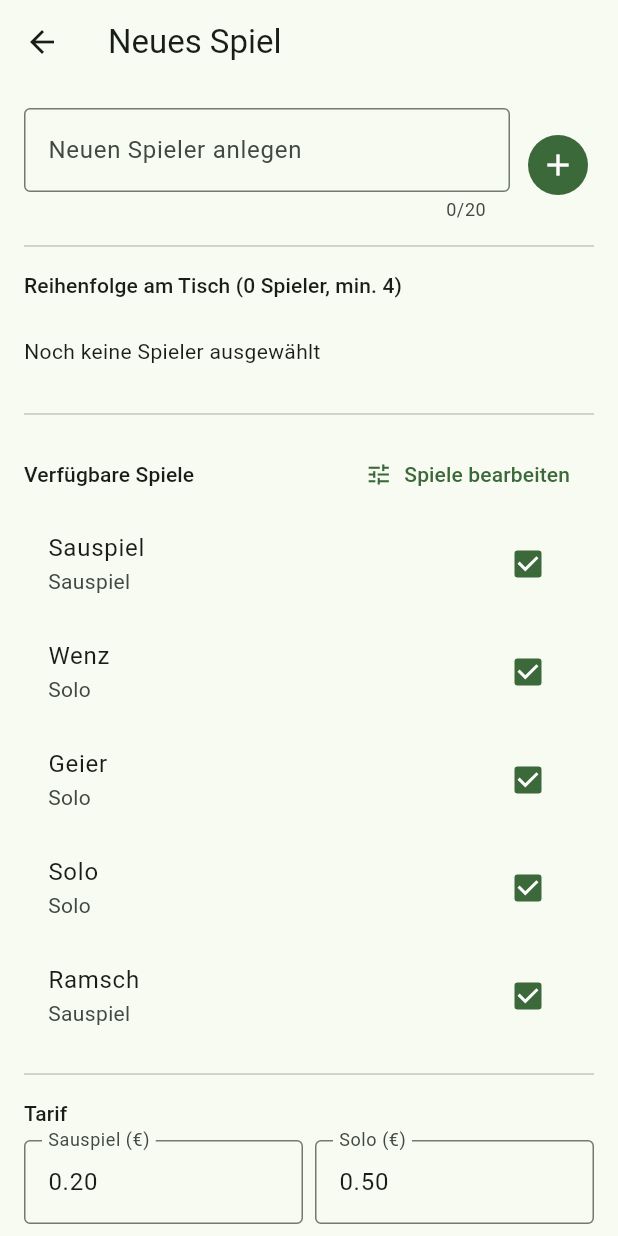
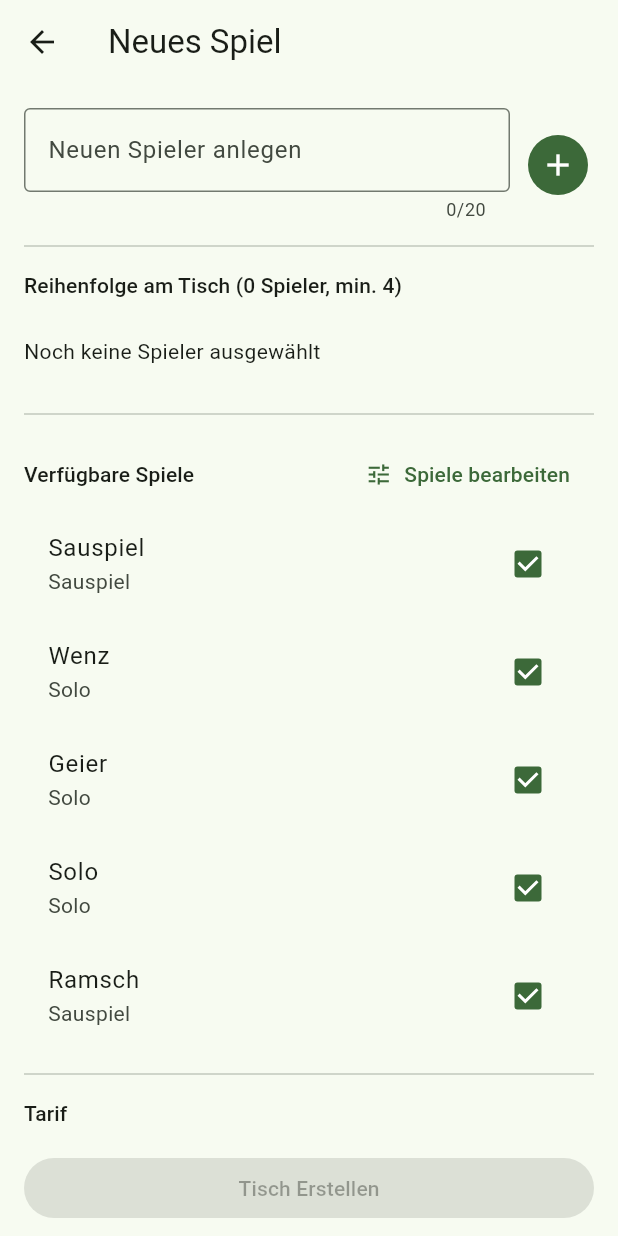
Before and after one commit to kingapfelbaum-web/schafkopf_zaehler, a Flutter app: the screen it shows after launch, after a tap on "Neues Spiel", on a phone screen of 412 x 824 dp. Run offline on Flutter 3.47's test engine with Material 3 defaults, Android fonts, the phone set to English and light mode, and no system bars; our stand-ins replace package_info_plus, share_plus, shared_preferences; network calls fail.

```diff
--- a/lib/main.dart
+++ b/lib/main.dart
@@ -62,76 +62,6 @@ class HomeScreen extends StatefulWidget {
 class _HomeScreenState extends State<HomeScreen> {
   int _index = 0;
   UpdateInfo? _updateInfo;
-
-  static const _screens = [
-    AktiveSpieleScreen(),
-    StatistikScreen(),
-    EinstellungenScreen(),
-  ];
-
-  @override
-  Widget build(BuildContext context) {
-    return Scaffold(
-      appBar: _updateInfo != null
-          ? AppBar(
-        title: null,
-        actions: [
-          Padding(
-            padding: const EdgeInsets.only(right: 8),
-            child: TextButton.icon(
-              onPressed: () => _zeigeUpdateDialog(_updateInfo!),
-              icon: const Icon(Icons.system_update,
-                  color: Colors.orange, size: 18),
-              label: const Text('Update',
-                  style: TextStyle(
-                      color: Colors.orange, fontSize: 12)),
-              style: TextButton.styleFrom(
-                backgroundColor: Colors.orange.shade50,
-                padding: const EdgeInsets.symmetric(
-                    horizontal: 8, vertical: 4),
-              ),
-            ),
-          ),
-        ],
-      )
-          : null,
-      body: _screens[_index],
-      bottomNavigationBar: SafeArea(
-        child: Column(
-          mainAxisSize: MainAxisSize.min,
-          children: [
-            if (_index == 0)
-              Padding(
-                padding: const EdgeInsets.fromLTRB(16, 8, 16, 8),
-                child: SizedBox(
-                  width: double.infinity,
-                  child: FilledButton.icon(
-                    icon: const Icon(Icons.add),
-                    label: const Text('Neues Spiel'),
-                    onPressed: () => Navigator.of(context).push(
-                      MaterialPageRoute(
-                          builder: (_) => const NeuesSpielScreen()),
-                    ),
-                  ),
-                ),
-              ),
-            NavigationBar(
-              selectedIndex: _index,
-              onDestinationSelected: (i) => setState(() => _index = i),
-              destinations: const [
-                NavigationDestination(
-                    icon: Icon(Icons.sports_esports), label: 'Aktive Spiele'),
-                NavigationDestination(
-                    icon: Icon(Icons.bar_chart), label: 'Statistik'),
-                NavigationDestination(
-                    icon: Icon(Icons.settings), label: 'Einstellungen'),
-              ],
-            ),
-          ],
-        ),
-      ),
-    );
-  }
 
   @override
   void initState() {
@@ -207,4 +137,54 @@ class _HomeScreenState extends State<HomeScreen> {
       ),
     );
   }
+
+  @override
+  Widget build(BuildContext context) {
+    return Scaffold(
+      body: IndexedStack(
+        index: _index,
+        children: [
+          AktiveSpieleScreen(updateInfo: _updateInfo, onUpdateTap: () {
+            if (_updateInfo != null) _zeigeUpdateDialog(_updateInfo!);
+          }),
+          const StatistikScreen(),
+          const EinstellungenScreen()
+        ],
+      ),
+      bottomNavigationBar: SafeArea(
+        child: Column(
+          mainAxisSize: MainAxisSize.min,
+          children: [
+            if (_index == 0)
+              Padding(
+                padding: const EdgeInsets.fromLTRB(16, 8, 16, 8),
+                child: SizedBox(
+                  width: double.infinity,
+                  child: FilledButton.icon(
+                    icon: const Icon(Icons.add),
+                    label: const Text('Neues Spiel'),
+                    onPressed: () => Navigator.of(context).push(
+                      MaterialPageRoute(
+                          builder: (_) => const NeuesSpielScreen()),
+                    ),
+                  ),
+                ),
+              ),
+            NavigationBar(
+              selectedIndex: _index,
+              onDestinationSelected: (i) => setState(() => _index = i),
+              destinations: const [
+                NavigationDestination(
+                    icon: Icon(Icons.sports_esports), label: 'Aktive Spiele'),
+                NavigationDestination(
+                    icon: Icon(Icons.bar_chart), label: 'Statistik'),
+                NavigationDestination(
+                    icon: Icon(Icons.settings), label: 'Einstellungen'),
+              ],
+            ),
+          ],
+        ),
+      ),
+    );
+  }
 }
--- a/lib/screens/aktive_spiele_screen.dart
+++ b/lib/screens/aktive_spiele_screen.dart
@@ -1,12 +1,20 @@
 import 'package:flutter/material.dart';
 import 'package:provider/provider.dart';
 
+import '../services/update_service.dart';
 import '../services/spiel_service.dart';
 import '../widgets/tisch_karte.dart';
 import 'tisch_detail_screen.dart';
 
 class AktiveSpieleScreen extends StatelessWidget {
-  const AktiveSpieleScreen({super.key});
+  final UpdateInfo? updateInfo;
+  final VoidCallback? onUpdateTap;
+
+  const AktiveSpieleScreen({
+    super.key,
+    this.updateInfo,
+    this.onUpdateTap,
+  });
 
   @override
   Widget build(BuildContext context) {
@@ -14,7 +22,28 @@ class AktiveSpieleScreen extends StatelessWidget {
     final tische = service.aktiveTische;
 
     return Scaffold(
-      appBar: AppBar(title: const Text('Aktive Spiele')),
+      appBar: AppBar(
+          title: const Text('Aktive Spiele'),
+          actions: [
+            if (updateInfo != null)
+              Padding(
+                padding: const EdgeInsets.only(right: 8),
+                child: TextButton.icon(
+                  onPressed: onUpdateTap,
+                  icon: const Icon(Icons.system_update,
+                      color: Colors.orange, size: 18),
+                  label: const Text('Update',
+                      style: TextStyle(
+                          color: Colors.orange, fontSize: 12)),
+                  style: TextButton.styleFrom(
+                    backgroundColor: Colors.orange.shade50,
+                    padding: const EdgeInsets.symmetric(
+                        horizontal: 8, vertical: 4),
+                  ),
+                ),
+              ),
+          ],
+      ),
       // Der "Neues Spiel"-Button ist jetzt Teil der bottomNavigationBar,
       // daher braucht der Inhalt kein zusätzliches Bottom-Padding mehr.
       body: tische.isEmpty
--- a/lib/screens/neues_spiel_screen.dart
+++ b/lib/screens/neues_spiel_screen.dart
@@ -256,17 +256,27 @@ class _NeuesSpielScreenState extends State<NeuesSpielScreen> {
             keyboardType: const TextInputType.numberWithOptions(decimal: true),
           ),
           const SizedBox(height: 24),
-          SizedBox(
+        ],
+      ),
+      bottomNavigationBar: SafeArea(
+        child: Column(
+          mainAxisSize: MainAxisSize.min,
+          children: [
+            Padding(
+              padding: const EdgeInsets.fromLTRB(16, 8, 16, 8),
+              child: SizedBox(
                 width: double.infinity,
-            child: FilledButton(
+                child: FilledButton.icon(
+                  label: const Text('Tisch Erstellen'),
                   onPressed: _ausgewaehlt.length < 4 ||
                       _ausgewaehlteSpielartenIds!.isEmpty
                       ? null
                       : () => _erstellen(service),
-              child: const Text('Tisch erstellen'),
+                ),
               ),
             ),
           ],
+        ),
       ),
     );
   }
--- a/lib/screens/runde_erfassen_screen.dart
+++ b/lib/screens/runde_erfassen_screen.dart
@@ -243,6 +243,7 @@ class _RundeErfassenScreenState extends State<RundeErfassenScreen> {
             onPressed: _auswahlGueltig ? _speichern : null,
             child: const Text('Speichern'),
           ),
+          Divider(height: MediaQuery.of(context).padding.bottom),
         ],
       ),
     );
--- a/lib/screens/spiele_bearbeiten_screen.dart
+++ b/lib/screens/spiele_bearbeiten_screen.dart
@@ -10,13 +10,12 @@ class SpieleBearbeitenScreen extends StatelessWidget {
   @override
   Widget build(BuildContext context) {
     final service = context.watch<SpielService>();
-
     return Scaffold(
       appBar: AppBar(title: const Text('Spiele bearbeiten')),
       body: service.spielarten.isEmpty
           ? const Center(child: Text('Noch keine Spielarten angelegt'))
           : ListView.builder(
-              padding: const EdgeInsets.all(8),
+              padding: EdgeInsets.only(left: 8, right: 8, top: 8, bottom: MediaQuery.of(context).padding.bottom+80),
               itemCount: service.spielarten.length,
               itemBuilder: (context, index) {
                 final s = service.spielarten[index];
--- a/pubspec.yaml
+++ b/pubspec.yaml
@@ -1,7 +1,7 @@
 name: schafkopf_app
 description: App zum Mitschreiben von Schafkopf-Spielen
 publish_to: 'none'
-version: 1.0.5+1
+version: 1.0.6+1
 
 environment:
   sdk: '>=3.0.0 <4.0.0'
```
Lines whose indentation alone changed are shown as unchanged.
